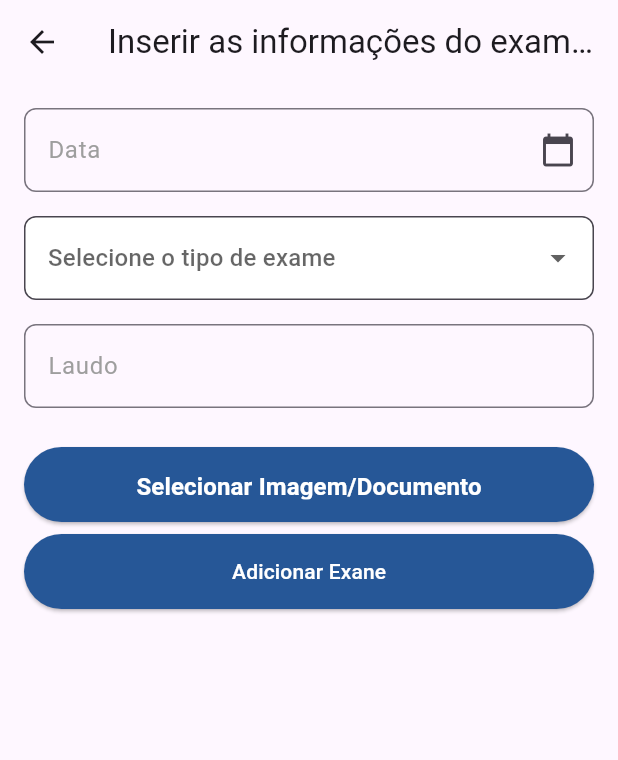
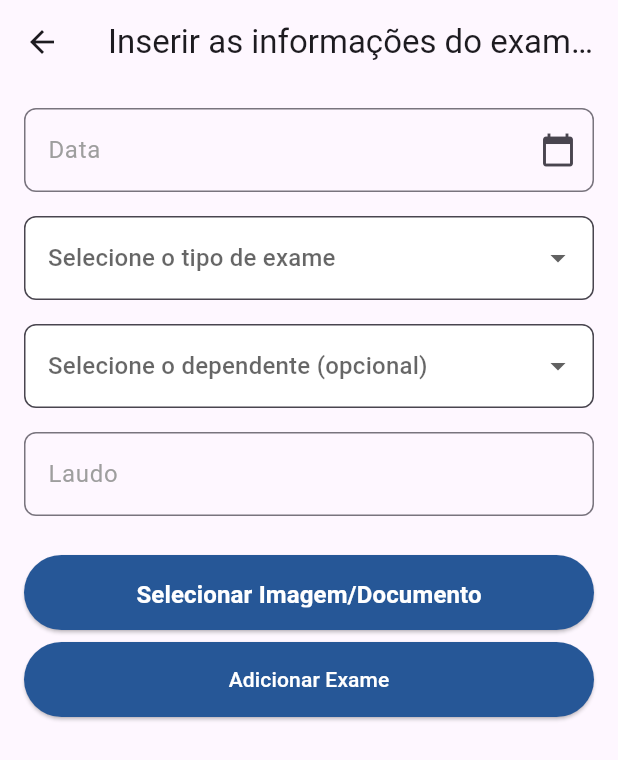
Before and after one commit to GeovaniFonseca/Atesta, a Flutter app: the ExameScreen screen opened by its route, after a tap on the "add" icon, on a phone screen of 412 x 824 dp. Shown: the top 760 px of the screen. Run offline on Flutter 3.47's test engine with Material 3 defaults, Android fonts, the phone set to English and light mode, and no system bars; our stand-ins replace cloud_firestore, file_picker, firebase_auth, firebase_core, firebase_storage, image_picker; accounts and stored records are empty.

Commit message:
Dependentes podem ser selecionado no exame/atestado

```diff
--- a/lib/features/account/screens/login_screen.dart
+++ b/lib/features/account/screens/login_screen.dart
@@ -1,7 +1,6 @@
 // ignore_for_file: use_build_context_synchronously, prefer_const_constructors, file_names, use_key_in_widget_constructors, must_be_immutable, library_private_types_in_public_api
 
 import 'package:flutter/material.dart';
-
 import '../../../services/DatabaseService.dart';
 import '../../core/start_screen.dart';
 import 'signup_screen.dart';
@@ -121,6 +120,10 @@ class _LoginScreenState extends State<LoginScreen> {
               onPressed: () async {
                 var checklogin = await login(email.text, password.text);
                 if (checklogin == true) {
+                  ScaffoldMessenger.of(context).showSnackBar(SnackBar(
+                    content: Text('Login efetuado com sucessso'),
+                    backgroundColor: Colors.green,
+                  ));
                   Navigator.pushReplacement(
                     context,
                     MaterialPageRoute(
--- a/lib/features/atestado/screens/atestado_screen.dart
+++ b/lib/features/atestado/screens/atestado_screen.dart
@@ -63,6 +63,10 @@ class AtestadoScreen extends StatelessWidget {
                         ),
                         subtitle: Text('Emitido em ${atestado.dataEmissao}'),
                         trailing: const Icon(Icons.arrow_forward_ios, size: 14),
+                        leading: const Icon(
+                          Icons.medical_services_outlined,
+                          color: Color.fromARGB(255, 38, 87, 151),
+                        ),
                         onTap: () {
                           Navigator.push(
                               context,
--- a/lib/features/exames/screens/adicionar_exame_screen.dart
+++ b/lib/features/exames/screens/adicionar_exame_screen.dart
@@ -7,6 +7,7 @@ import 'package:file_picker/file_picker.dart';
 import 'package:firebase_auth/firebase_auth.dart';
 import 'package:flutter/material.dart';
 import 'package:hello_world/features/exames/widgets/exame.dart';
+import 'package:hello_world/services/DatabaseService.dart';
 
 import '../../../services/storage_service.dart';
 
@@ -20,6 +21,7 @@ class AdicionarExameScreen extends StatefulWidget {
 }
 
 class _AdicionarExameScreenState extends State<AdicionarExameScreen> {
+  DatabaseService databaseService = DatabaseService();
   TextEditingController dateController = TextEditingController();
   TextEditingController laudoController = TextEditingController();
   FocusNode dataFocusnode = FocusNode();
@@ -28,6 +30,8 @@ class _AdicionarExameScreenState extends State<AdicionarExameScreen> {
   String? tipoExameSelecionado;
   String? fileUrl;
   File? selectedFile;
+  String? selectedDependent;
+  List<String> dependents = ['Sem dependente'];
 
   @override
   void initState() {
@@ -37,15 +41,23 @@ class _AdicionarExameScreenState extends State<AdicionarExameScreen> {
       dateController.text = widget.exameParaEditar!.date;
       tipoExameSelecionado = widget.exameParaEditar!.tipo;
       laudoController.text = widget.exameParaEditar!.laudo;
-      // Aqui, você precisará ajustar para lidar com o arquivo do exame, se necessário
+      selectedDependent =
+          widget.exameParaEditar!.dependentId ?? 'Sem dependente';
     }
+    _loadDependents();
   }
 
   void _handleFocusChange() {
     if (laudoFocusnode.hasFocus || dataFocusnode.hasFocus) {
-      // Se algum campo tem foco, atualiza o estado para refletir a cor nova
       setState(() {});
     }
+  }
+
+  Future<void> _loadDependents() async {
+    var dependentList = await databaseService.loadDependents();
+    setState(() {
+      dependents.addAll(dependentList);
+    });
   }
 
   @override
@@ -125,7 +137,37 @@ class _AdicionarExameScreenState extends State<AdicionarExameScreen> {
               }).toList(),
               validator: (value) => value == null ? 'Campo obrigatório' : null,
               decoration: InputDecoration(
-                fillColor: Colors.white, // Cor de fundo do campo
+                fillColor: Colors.white,
+                filled: true,
+                border: OutlineInputBorder(
+                  borderRadius: BorderRadius.circular(8),
+                ),
+                focusedBorder: OutlineInputBorder(
+                  borderSide: const BorderSide(
+                    color: Color.fromARGB(255, 38, 87, 151),
+                    width: 2,
+                  ),
+                  borderRadius: BorderRadius.circular(15),
+                ),
+              ),
+            ),
+            const Padding(padding: EdgeInsets.all(8)),
+            DropdownButtonFormField<String>(
+              value: selectedDependent,
+              hint: const Text('Selecione o dependente (opcional)'),
+              onChanged: (String? newValue) {
+                setState(() {
+                  selectedDependent = newValue;
+                });
+              },
+              items: dependents.map<DropdownMenuItem<String>>((String value) {
+                return DropdownMenuItem<String>(
+                  value: value,
+                  child: Text(value),
+                );
+              }).toList(),
+              decoration: InputDecoration(
+                fillColor: Colors.white,
                 filled: true,
                 border: OutlineInputBorder(
                   borderRadius: BorderRadius.circular(8),
@@ -169,12 +211,10 @@ class _AdicionarExameScreenState extends State<AdicionarExameScreen> {
               child: ElevatedButton(
                 style: ButtonStyle(
                   backgroundColor: MaterialStateProperty.all(
-                      const Color.fromARGB(
-                          255, 38, 87, 151)), // Cor de fundo do botão
+                      const Color.fromARGB(255, 38, 87, 151)),
                   shape: MaterialStateProperty.all<RoundedRectangleBorder>(
                     RoundedRectangleBorder(
-                      borderRadius: BorderRadius.circular(
-                          25.0), // Raio do canto arredondado
+                      borderRadius: BorderRadius.circular(25.0),
                     ),
                   ),
                   padding: MaterialStateProperty.all(const EdgeInsets.all(15)),
@@ -194,27 +234,26 @@ class _AdicionarExameScreenState extends State<AdicionarExameScreen> {
                   'Selecionar Imagem/Documento',
                   style: TextStyle(
                     backgroundColor: Color.fromARGB(255, 38, 87, 151),
-                    color: Color.fromARGB(255, 255, 255, 255), // Cor do texto
-                    fontWeight: FontWeight.bold, // Negrito
-                    fontSize: 16, // Tamanho do texto
+                    color: Color.fromARGB(255, 255, 255, 255),
+                    fontWeight: FontWeight.bold,
+                    fontSize: 16,
                   ),
                 ),
               ),
             ),
             ElevatedButton(
               style: ButtonStyle(
-                backgroundColor: MaterialStateProperty.all(const Color.fromARGB(
-                    255, 38, 87, 151)), // Cor de fundo do botão
+                backgroundColor: MaterialStateProperty.all(
+                    const Color.fromARGB(255, 38, 87, 151)),
                 shape: MaterialStateProperty.all<RoundedRectangleBorder>(
                   RoundedRectangleBorder(
-                    borderRadius: BorderRadius.circular(
-                        25.0), // Raio do canto arredondado
+                    borderRadius: BorderRadius.circular(25.0),
                   ),
                 ),
                 padding: MaterialStateProperty.all(const EdgeInsets.all(15)),
               ),
               child: const Text(
-                'Adicionar Exane',
+                'Adicionar Exame',
                 style: TextStyle(color: Colors.white),
               ),
               onPressed: () async {
@@ -251,6 +290,9 @@ class _AdicionarExameScreenState extends State<AdicionarExameScreen> {
                       laudo: laudoController.text,
                       arquivoUrl: uploadedFileUrl ?? '',
                       userId: userId,
+                      dependentId: selectedDependent == 'Sem dependente'
+                          ? null
+                          : selectedDependent,
                     );
 
                     if (widget.exameParaEditar == null) {
@@ -265,6 +307,10 @@ class _AdicionarExameScreenState extends State<AdicionarExameScreen> {
                           .doc(widget.exameParaEditar!.id)
                           .update(novoExame.toMap());
                     }
+                    ScaffoldMessenger.of(context).showSnackBar(const SnackBar(
+                      content: Text('Exame adicionado com sucesso!'),
+                      backgroundColor: Colors.green,
+                    ));
 
                     Navigator.popUntil(context, (route) => route.isFirst);
                   }
--- a/lib/features/exames/screens/exame_detalhes_screen.dart
+++ b/lib/features/exames/screens/exame_detalhes_screen.dart
@@ -79,6 +79,16 @@ class ExameDetalhesScreen extends StatelessWidget {
                   ),
                 ),
               ),
+              Card(
+                child: ListTile(
+                  title: const Text('Dependente'),
+                  subtitle: Text(exame.dependentId ?? 'Não selecionado'),
+                  leading: const Icon(
+                    Icons.description,
+                    color: Color.fromARGB(255, 38, 87, 151),
+                  ),
+                ),
+              ),
               const SizedBox(
                 height: 20,
               ),
--- a/lib/features/exames/screens/exame_screen.dart
+++ b/lib/features/exames/screens/exame_screen.dart
@@ -64,8 +64,12 @@ class ExameScreen extends StatelessWidget {
                         title: Text(exame.date,
                             style: const TextStyle(
                                 color: Color.fromARGB(255, 38, 87, 151))),
-                        subtitle: Text(exame.tipo),
+                        subtitle: Text(exame.dependentId ?? 'Sem dependente'),
                         trailing: const Icon(Icons.arrow_forward_ios, size: 14),
+                        leading: const Icon(
+                          Icons.edit_document,
+                          color: Color.fromARGB(255, 38, 87, 151),
+                        ),
                         onTap: () {
                           Navigator.push(
                             context,
--- a/lib/features/exames/widgets/exame.dart
+++ b/lib/features/exames/widgets/exame.dart
@@ -4,7 +4,8 @@ class Exame {
   final String tipo;
   final String userId;
   final String laudo;
-  final String? arquivoUrl; // Adicionado campo para URL do arquivo
+  final String? arquivoUrl;
+  final String? dependentId;
 
   Exame({
     required this.id,
@@ -12,7 +13,8 @@ class Exame {
     required this.tipo,
     required this.laudo,
     required this.userId,
-    this.arquivoUrl, // Campo pode ser nulo se nenhum arquivo for enviado
+    this.arquivoUrl,
+    required this.dependentId,
   });
 
   factory Exame.fromMap(Map<String, dynamic> map, String documentId) {
@@ -22,7 +24,8 @@ class Exame {
       tipo: map['tipo'] ?? '',
       laudo: map['laudo'] ?? '',
       userId: map['userId'] ?? '',
-      arquivoUrl: map['arquivoUrl'], // Pode ser nulo
+      arquivoUrl: map['arquivoUrl'],
+      dependentId: map['dependentId'],
     );
   }
 
@@ -32,6 +35,7 @@ class Exame {
       'laudo': laudo,
       'data': date,
       'userId': userId,
+      'dependentId': dependentId,
     };
 
     if (arquivoUrl != null) {
```
Also changed, not shown: lib/features/account/screens/profile_screen.dart (+58 -13 lines), lib/features/atestado/screens/adicionar_atestado_screen.dart (+9 -1 lines), lib/features/home/widgets/card_item.dart (+13 -6 lines).
